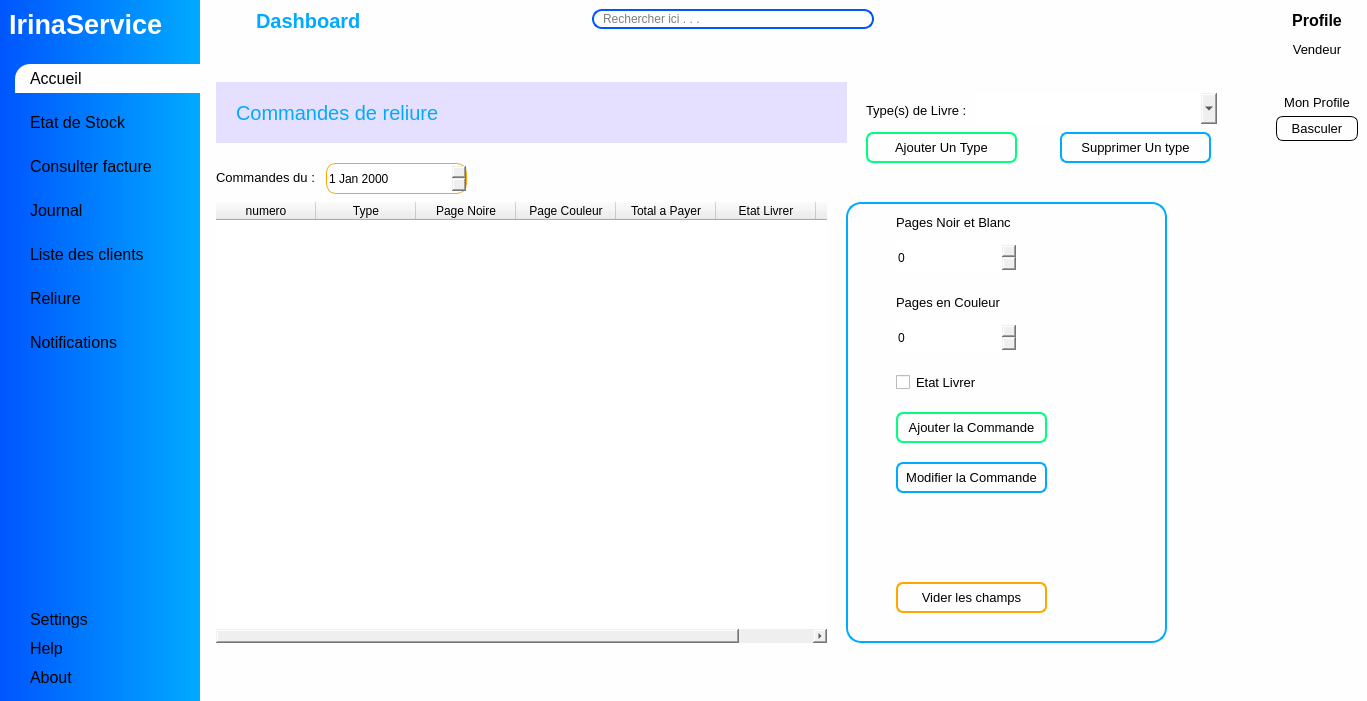
Before: the Qt Designer form views/main_window.ui in ninohantonio/Store-Management, drawn with Qt 5.
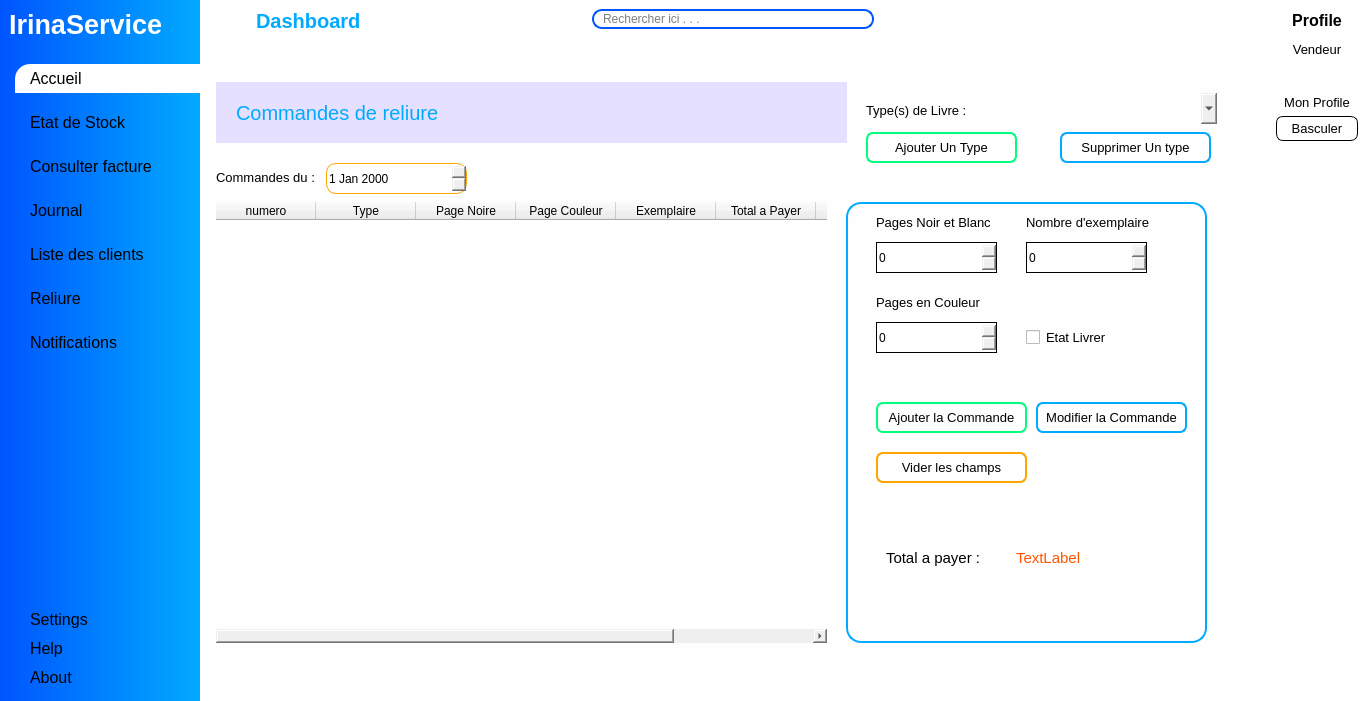
After: the same form once the commit is applied. The open tabs and pages were chosen to show the change. Icons and pictures are not drawn. Custom widgets are drawn as their Qt base class.

Commit message: reliure function

What changed in the file:
```diff
--- a/views/main_window.ui
+++ b/views/main_window.ui
@@ -1586,6 +1586,11 @@
              <string>Page Couleur</string>
             </property>
            </column>
+           <column>
+            <property name="text">
+             <string>Exemplaire</string>
+            </property>
+           </column>
            <column>
             <property name="text">
              <string>Total a Payer</string>
@@ -1684,7 +1689,7 @@
             <rect>
              <x>640</x>
              <y>150</y>
-             <width>321</width>
+             <width>361</width>
              <height>441</height>
             </rect>
            </property>
@@ -1697,30 +1702,42 @@
            <widget class="QSpinBox" name="page_noir_spinBox">
             <property name="geometry">
              <rect>
-              <x>50</x>
+              <x>30</x>
               <y>40</y>
               <width>121</width>
               <height>31</height>
              </rect>
             </property>
+            <property name="styleSheet">
+             <string notr="true">border: 1px solid black;</string>
+            </property>
+            <property name="maximum">
+             <number>1000</number>
+            </property>
            </widget>
            <widget class="QSpinBox" name="page_couleur_spinBox">
             <property name="geometry">
              <rect>
-              <x>50</x>
+              <x>30</x>
               <y>120</y>
               <width>121</width>
               <height>31</height>
              </rect>
             </property>
+            <property name="styleSheet">
+             <string notr="true">border: 1px solid black;</string>
+            </property>
+            <property name="maximum">
+             <number>1000</number>
+            </property>
            </widget>
            <widget class="QCheckBox" name="reliure_state">
             <property name="geometry">
              <rect>
-              <x>50</x>
-              <y>170</y>
+              <x>180</x>
+              <y>120</y>
               <width>121</width>
-              <height>20</height>
+              <height>31</height>
              </rect>
             </property>
             <property name="font">
@@ -1735,7 +1752,7 @@
            <widget class="QLabel" name="label_11">
             <property name="geometry">
              <rect>
-              <x>50</x>
+              <x>30</x>
               <y>10</y>
               <width>121</width>
               <height>21</height>
@@ -1753,7 +1770,7 @@
            <widget class="QLabel" name="label_12">
             <property name="geometry">
              <rect>
-              <x>50</x>
+              <x>30</x>
               <y>90</y>
               <width>121</width>
               <height>21</height>
@@ -1771,8 +1788,8 @@
            <widget class="QPushButton" name="submit_reliure">
             <property name="geometry">
              <rect>
-              <x>50</x>
-              <y>210</y>
+              <x>30</x>
+              <y>200</y>
               <width>151</width>
               <height>31</height>
              </rect>
@@ -1792,8 +1809,8 @@
            <widget class="QPushButton" name="modify_reliure">
             <property name="geometry">
              <rect>
-              <x>50</x>
-              <y>260</y>
+              <x>190</x>
+              <y>200</y>
               <width>151</width>
               <height>31</height>
              </rect>
@@ -1813,8 +1830,8 @@
            <widget class="QPushButton" name="reset_reliure">
             <property name="geometry">
              <rect>
-              <x>50</x>
-              <y>380</y>
+              <x>30</x>
+              <y>250</y>
               <width>151</width>
               <height>31</height>
              </rect>
@@ -1831,6 +1848,79 @@
              <string>Vider les champs</string>
             </property>
            </widget>
+           <widget class="QSpinBox" name="exemplaire_spinBox">
+            <property name="geometry">
+             <rect>
+              <x>180</x>
+              <y>40</y>
+              <width>121</width>
+              <height>31</height>
+             </rect>
+            </property>
+            <property name="styleSheet">
+             <string notr="true">border: 1px solid black</string>
+            </property>
+            <property name="maximum">
+             <number>1000</number>
+            </property>
+           </widget>
+           <widget class="QLabel" name="label_14">
+            <property name="geometry">
+             <rect>
+              <x>180</x>
+              <y>10</y>
+              <width>131</width>
+              <height>21</height>
+             </rect>
+            </property>
+            <property name="font">
+             <font>
+              <pointsize>10</pointsize>
+             </font>
+            </property>
+            <property name="text">
+             <string>Nombre d'exemplaire</string>
+            </property>
+           </widget>
+           <widget class="QLabel" name="total_reliure">
+            <property name="geometry">
+             <rect>
+              <x>170</x>
+              <y>340</y>
+              <width>121</width>
+              <height>31</height>
+             </rect>
+            </property>
+            <property name="font">
+             <font>
+              <pointsize>11</pointsize>
+             </font>
+            </property>
+            <property name="styleSheet">
+             <string notr="true">color: rgb(255, 85, 0)</string>
+            </property>
+            <property name="text">
+             <string>TextLabel</string>
+            </property>
+           </widget>
+           <widget class="QLabel" name="label_15">
+            <property name="geometry">
+             <rect>
+              <x>40</x>
+              <y>340</y>
+              <width>101</width>
+              <height>31</height>
+             </rect>
+            </property>
+            <property name="font">
+             <font>
+              <pointsize>11</pointsize>
+             </font>
+            </property>
+            <property name="text">
+             <string>Total a payer :</string>
+            </property>
+           </widget>
           </widget>
           <widget class="QLabel" name="label_13">
            <property name="geometry">
```
Left out of the diff: 3 changed lines with no effect on the pictures. The commit also changes 11 other files.
